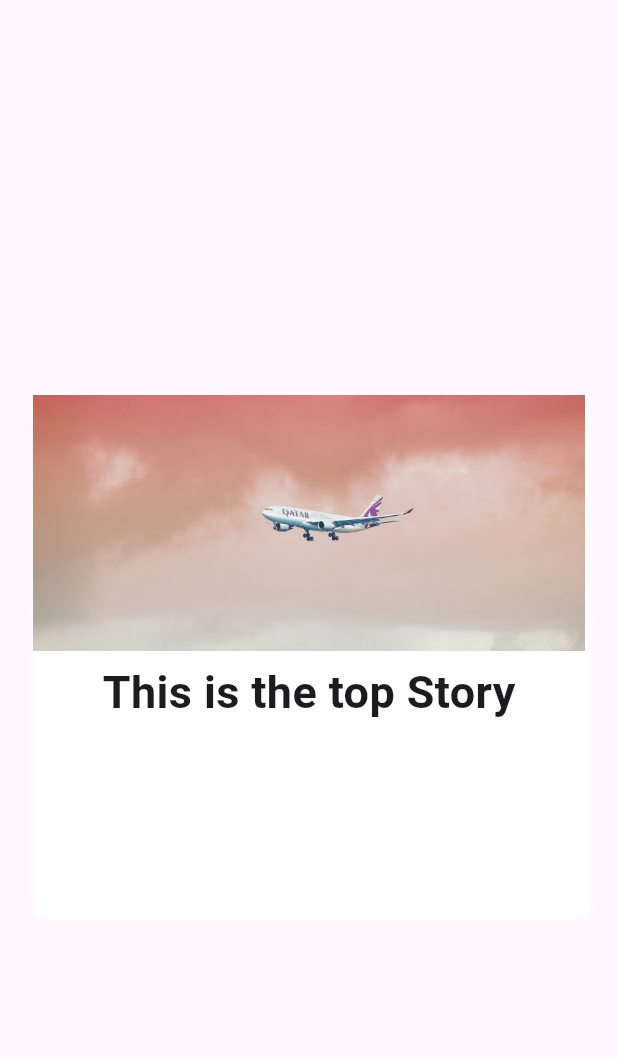
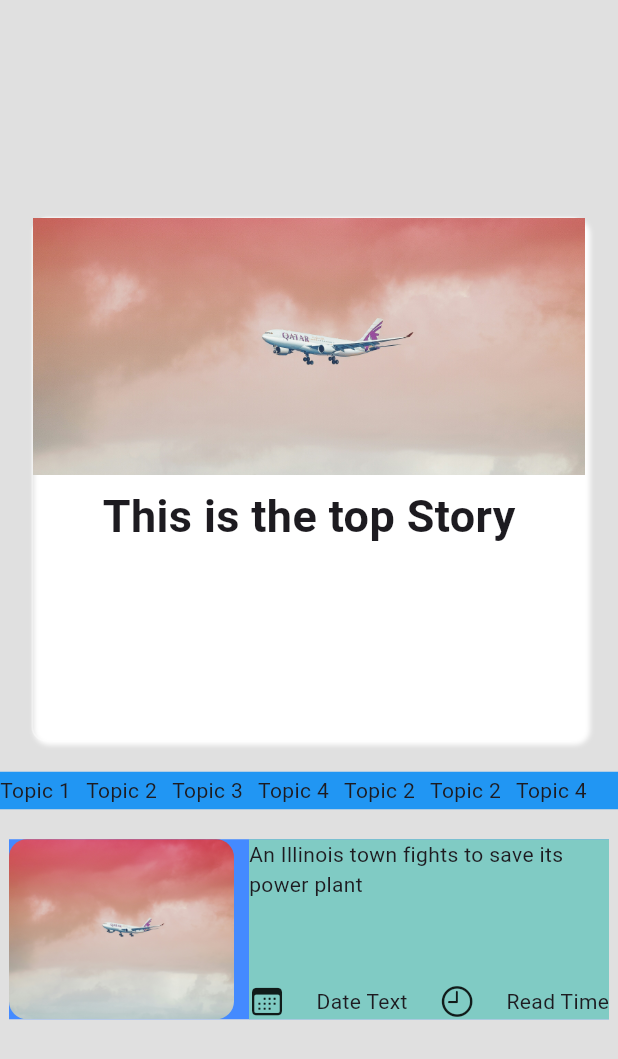
Before and after one commit to josephwatunu123/news_app, a Flutter app: the screen it shows after launch, on a phone screen of 412 x 824 dp. Shown: the top 1059 px of the screen. Run offline on Flutter 3.47's test engine with Material 3 defaults, Android fonts, the phone set to English and light mode, and no system bars.

Commit message:
create basic backbone UI for homepage

```diff
--- a/lib/homepage.dart
+++ b/lib/homepage.dart
@@ -1,30 +1,34 @@
 import 'package:flutter/cupertino.dart';
 import 'package:flutter/material.dart';
 import 'package:flutter/widgets.dart';
+import 'package:news_app/Constants/decorations.dart';
 
 class HomePage extends StatelessWidget {
   @override
   Widget build(BuildContext context) {
     return MaterialApp(
       home: Scaffold(
+        backgroundColor: Colors.grey[300],
         body: Center(
           child: SingleChildScrollView(
             child: Column(
-              mainAxisAlignment: MainAxisAlignment.center,
+              mainAxisAlignment: MainAxisAlignment.start,
               children: [
-                Padding(
-                  padding: const EdgeInsets.only(top:50.0),
-                  child: TopStory(image: 'images/plane.jpg',),
+                TopStory(image: 'images/plane.jpg'),
+                SizedBox(height: 20,),
+                Topics(),
+                SizedBox(height: 20,),
+                FeaturedStory(title: 'An Illinois town fights to save its power plant'),
+
+              ],
             )
 
-
-              ],
             ),
           )
 
         )
-      ),
       );
+
   }
 }
 
@@ -64,29 +68,38 @@ class TopStory extends StatelessWidget {
 class Topics extends StatelessWidget {
   const Topics({
     super.key,
-    required this.topic1,
-    required this.topic2,
-    required this.topic3,
-    required this.topic4,
-    required this.topic5,
   });
 
-  final String topic1, topic2, topic3, topic4, topic5;
+  final List<String> growableTopics = const [
+    'Topic 1',
+    'Topic 2',
+    'Topic 3',
+    'Topic 4',
+    'Topic 5',
+  ];
 
   @override
   Widget build(BuildContext context) {
-    return SingleChildScrollView(
+    return  Container(
+      height: 25,
+        color: Colors.blue,
+        child: Align(
+          alignment: Alignment.center,
+          child: ListView(
           scrollDirection: Axis.horizontal,
-      child: Row(
           children: [
-          Text(topic1),
-          Text(topic2),
-          Text(topic3),
-          Text(topic4),
-          Text(topic5),
+            Row(
+              mainAxisAlignment: MainAxisAlignment.spaceBetween,
+              children: [
+                Text(growableTopics[0],),SizedBox(width: 10,),Text(growableTopics[1]),SizedBox(width: 10,),Text(growableTopics[2]),SizedBox(width: 10,),Text(growableTopics[3]),SizedBox(width: 10,),
+                Text(growableTopics[1]),SizedBox(width: 10,),Text(growableTopics[1]),SizedBox(width: 10,),Text(growableTopics[3]),
+              ],
+            )
           ],
         ),
+        )
       );
+
   }
 }
 
@@ -96,15 +109,48 @@ class FeaturedStory extends StatelessWidget {
 
   @override
   Widget build(BuildContext context) {
-    return Card(
-      child: SizedBox(
-        height: 100,
-        child: Container(
-          child: Align(
-            alignment: Alignment.bottomLeft,
-            child: Text(title),
+    return Container(
+      height: 120,
+      width: 400,
+      color: Colors.blueAccent,
+      child: Row(
+        mainAxisAlignment: MainAxisAlignment.spaceEvenly,
+        children: [
+          Container(
+            width: 150,
+            decoration: BoxDecoration(
+              image: DecorationImage(image: AssetImage('images/plane.jpg') ,fit: BoxFit.cover),
+              borderRadius: BorderRadius.circular(12),
             ),
           ),
+
+          SizedBox(width: 10,),
+
+          Expanded (child: Container(
+            color: Colors.teal[200],
+            child: Column(
+              children: [
+                Expanded(child: Text(title)),
+                SizedBox(height:4,),
+                Container(
+                  child: Row(
+                    mainAxisAlignment: MainAxisAlignment.spaceBetween,
+                    children: [
+                      Icon(CupertinoIcons.calendar),
+                      SizedBox(width: 2,),
+                      Text('Date Text'),
+                      SizedBox(width: 2,),
+                      Icon(CupertinoIcons.time),
+                      SizedBox(width: 2,),
+                      Text('Read Time')
+                    ],
+                  ),
+                )
+              ],
+            ),
+          )
+          )
+        ],
       ),
     );
   }
```
Also changed, not shown: lib/Constants/decorations.dart (added, +13 -0 lines). Lines whose indentation alone changed are shown as unchanged.
